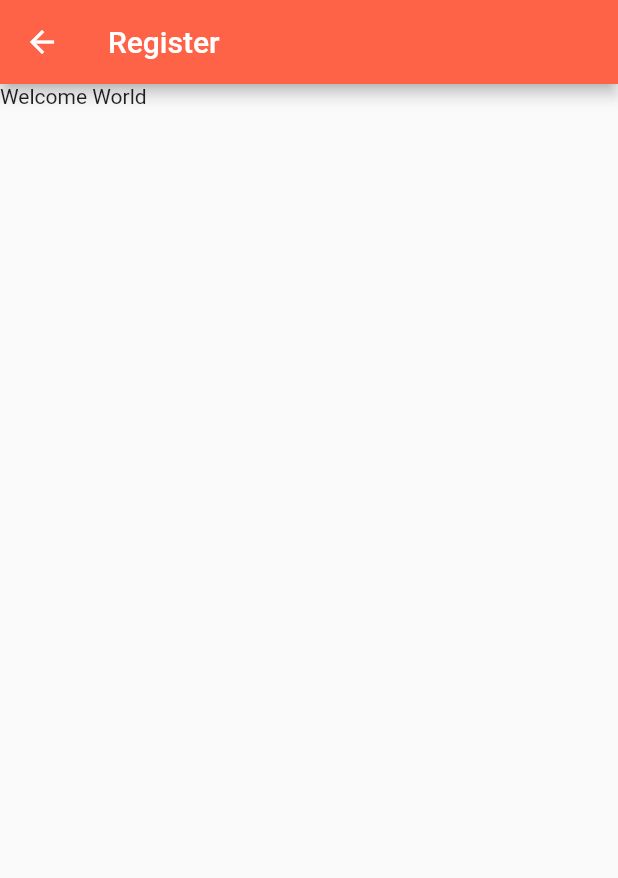
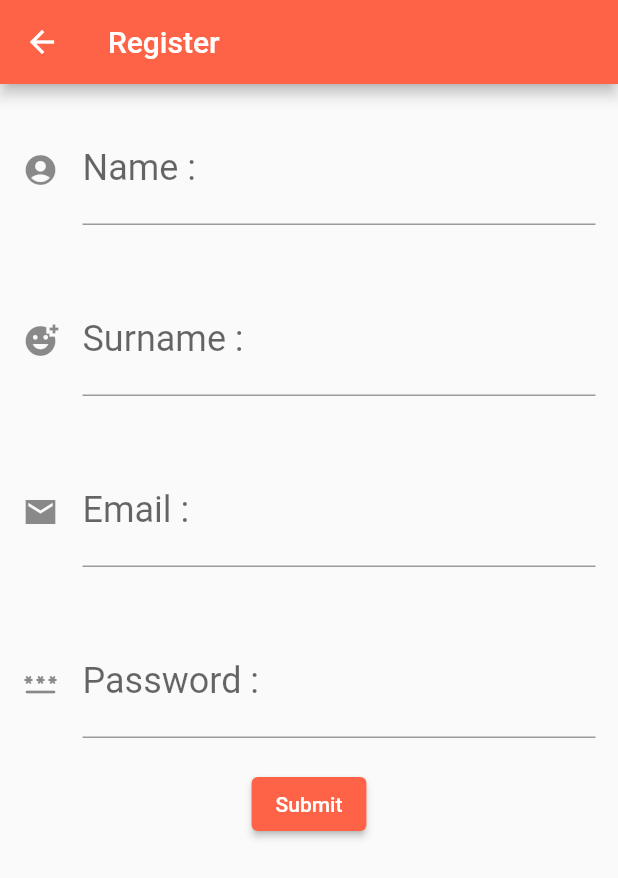
Before and after one commit to Suthida2304/mobileappweek1, a Flutter app: the Register screen opened by its route, on a phone screen of 412 x 824 dp. Shown: the top 878 px of the screen. Run offline on Flutter 3.47's test engine with Material 2 defaults, Android fonts, the phone set to English and light mode, and no system bars; network calls fail.

Commit message:
หน้า Register

```diff
--- a/lib/main.dart
+++ b/lib/main.dart
@@ -4,7 +4,6 @@ import 'package:mobileappweek1/screen/index.dart';
 import 'package:mobileappweek1/screen/login.dart';
 import 'package:mobileappweek1/screen/register.dart';
 
-import 'screen/home.dart';
 import 'screen/index.dart';
 
 void main(){
--- a/lib/screen/register.dart
+++ b/lib/screen/register.dart
@@ -1,19 +1,163 @@
 import 'package:flutter/material.dart';
+import 'package:mobileappweek1/config/constant.dart';
 
 class Register extends StatefulWidget {
-
   @override
   _RegisterState createState() => _RegisterState();
 }
 
 class _RegisterState extends State<Register> {
+  var name, surname, email, password;
+  final formKey = GlobalKey<FormState>();
+
   @override
   Widget build(BuildContext context) {
-    return Scaffold(
-      appBar: AppBar(
-        title: Text('Register'),
+    return SafeArea(
+      child: Scaffold(
+        appBar: AppBar(
+          title: Text('Register'),
         ),
-      body: Text('Welcome World'),
+        body: Form(
+          key: formKey,
+          child: SingleChildScrollView(
+            child: Column(
+              children: [
+                txtName(),
+                txtSurName(),
+                txtEmail(),
+                txtPass(),
+                btnSubmit(),
+              ],
+            ),
+          ),
+        ),
+      ),
+    );
+  }
+
+  Widget txtName() {
+    return Container(
+      margin: EdgeInsets.fromLTRB(15, 20, 15, 20),
+      child: TextFormField(
+        style: TextStyle(
+          fontSize: 24,
+          color: pColor,
+        ),
+        decoration: InputDecoration(
+          labelText: 'Name : ',
+          icon: Icon(Icons.account_circle),
+          hintText: 'Input your name',
+        ),
+        validator: (value) {
+          if (value!.isEmpty) {
+            return 'กรุณาป้อนข้อมูล';
+          } else if (value.length < 2) {
+            return 'ต้องมีตัวอักษรมากกว่า 2 ตัว';
+          }
+        },
+        onSaved: (value) {
+          name = value;
+        },
+      ),
+    );
+  }
+
+  Widget txtSurName() {
+    return Container(
+      margin: EdgeInsets.fromLTRB(15, 20, 15, 20),
+      child: TextFormField(
+        style: TextStyle(
+          fontSize: 24,
+          color: pColor,
+        ),
+        decoration: InputDecoration(
+          labelText: 'Surname : ',
+          icon: Icon(Icons.add_reaction_sharp),
+          hintText: 'Input your surname',
+        ),
+        validator: (value) {
+          if (value!.isEmpty) {
+            return 'กรุณาป้อนข้อมูล';
+          } else if (value.length < 2) {
+            return 'ต้องมีตัวอักษรมากกว่า 2 ตัว';
+          }
+        },
+        onSaved: (value) {
+          surname = value;
+        },
+      ),
+    );
+  }
+
+  Widget txtEmail() {
+    return Container(
+      margin: EdgeInsets.fromLTRB(15, 20, 15, 20),
+      child: TextFormField(
+        keyboardType: TextInputType.emailAddress,
+        style: TextStyle(
+          fontSize: 24,
+          color: pColor,
+        ),
+        decoration: InputDecoration(
+          labelText: 'Email : ',
+          icon: Icon(Icons.email_sharp),
+          hintText: 'Input your email',
+        ),
+        validator: (value) {
+          if (!(value!.contains('@'))) {
+            return 'กรุณาป้อน @ ตามรูปแบบ Email';
+          } else if (!(value.contains('.'))) {
+            return 'กรุณาป้อน . ตามรูปแบบ Email';
+          }
+        },
+        onSaved: (value) {
+          email = value;
+        },
+      ),
+    );
+  }
+
+  Widget txtPass() {
+    return Container(
+      margin: EdgeInsets.fromLTRB(15, 20, 15, 20),
+      child: TextFormField(
+        obscureText: true,
+        style: TextStyle(
+          fontSize: 24,
+          color: pColor,
+        ),
+        decoration: InputDecoration(
+          labelText: 'Password : ',
+          icon: Icon(Icons.password_rounded),
+          hintText: 'Input your password',
+        ),
+        validator: (value) {
+          if (value!.isEmpty) {
+            return 'กรุณาป้อนข้อมูล';
+          } else if (value.length < 8) {
+            return 'กรุณาป้อนข้อมูลมากกว่า 8 ตัว';
+          }
+        },
+        onSaved: (value) {
+          password = value;
+        },
+      ),
+    );
+  }
+
+  Widget btnSubmit() => ElevatedButton(
+        style: ElevatedButton.styleFrom(
+          primary: pColor,
+        ),
+        onPressed: () {
+          print("OK");
+          if (formKey.currentState!.validate()) {
+            formKey.currentState!.save();
+            print(
+                "Name : $name Surname : $surname Email : $email Password : $password");
+            formKey.currentState!.reset();
+          }
+        },
+        child: Text('Submit'),
       );
-  }
 }
```
